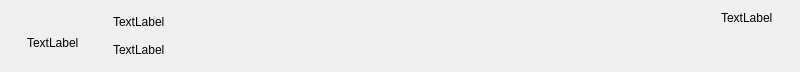
First picture: the form in src/libtomahawk/playlist/infobar/infobar.ui, repository tomahawk-player/tomahawk, before the edit.
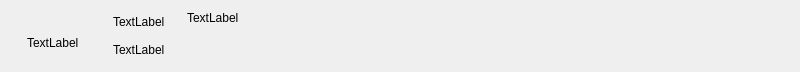
Second picture: the form after the edit. Custom widgets are drawn as their Qt base class.

Commit message: * Fixed QTimeLine warning and give the biography on the Artist-Page as much space as possible.

What changed in the file:
```diff
--- a/src/libtomahawk/playlist/infobar/infobar.ui
+++ b/src/libtomahawk/playlist/infobar/infobar.ui
@@ -25,7 +25,7 @@
   <property name="windowTitle">
    <string>InfoBar</string>
   </property>
-  <layout class="QHBoxLayout" name="horizontalLayout" stretch="0,0,0,1,0,0,0">
+  <layout class="QHBoxLayout" name="horizontalLayout" stretch="0,0,0,1,0,99,0">
    <item>
     <spacer name="horizontalSpacer_3">
      <property name="orientation">
```
The commit also changes 1 other file.
